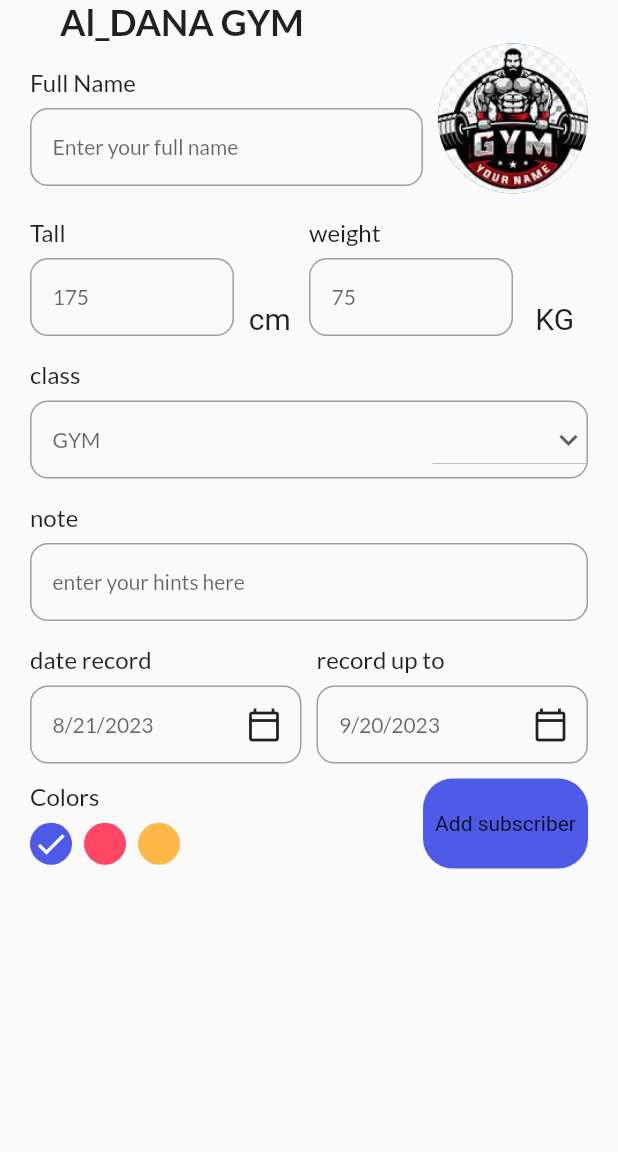
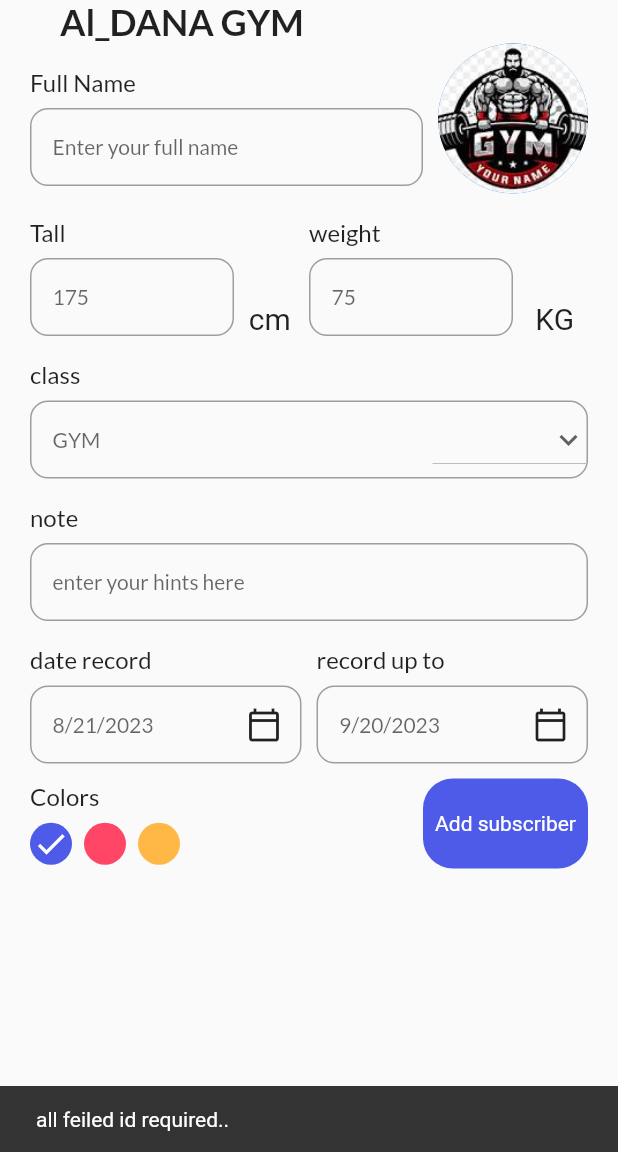
Before and after one commit to MuhammedGhazi/jym_app, a Flutter app: the AddTaskView screen opened by its route, after a tap on "Add subscriber", on a phone screen of 412 x 824 dp, the part 84-1236 px from its top. Run offline on Flutter 3.47's test engine with Material 2 defaults, Android fonts, the phone set to English and light mode, and no system bars; our stand-ins replace date_picker_timeline, flutter_bloc, flutter_local_notifications, get_storage, google_fonts; accounts and stored records are empty.

Commit message:
create validate add subscriber

```diff
--- a/lib/features/presentations/home_page/views/home_page.dart
+++ b/lib/features/presentations/home_page/views/home_page.dart
@@ -79,7 +79,7 @@ class _HomePageState extends State<HomePage> {
             ],
           ),
           MyButton(
-              lable: "add Subscriber",
+              lable: " New subscriber",
               onTap: (() => Navigator.of(context).pushNamed('addTask')))
         ],
       ),
--- a/lib/features/presentations/home_page/views/widgets/add_task_view.dart
+++ b/lib/features/presentations/home_page/views/widgets/add_task_view.dart
@@ -18,6 +18,9 @@ class AddTaskView extends StatefulWidget {
 }
 
 class _AddTaskViewState extends State<AddTaskView> {
+  final TextEditingController _titleController = TextEditingController();
+  final TextEditingController _classController = TextEditingController();
+
   DateTime _selectedDate = DateTime.now();
   DateTime _upToDate = DateTime.now().add(const Duration(days: 30));
   String _selectedClass = "GYM";
@@ -51,15 +54,18 @@ class _AddTaskViewState extends State<AddTaskView> {
               ),
               Row(
                 crossAxisAlignment: CrossAxisAlignment.start,
-                children: const [
+                children: [
                   Expanded(
                     child: InputField(
-                        hint: 'Enter your full name', title: 'Full Name'),
+                      hint: 'Enter your full name',
+                      title: 'Full Name',
+                      controller: _titleController,
+                    ),
                   ),
-                  SizedBox(
+                  const SizedBox(
                     width: 10,
                   ),
-                  CircleAvatar(
+                  const CircleAvatar(
                     backgroundImage:
                         AssetImage("assets/images/jym_profile.jpeg"),
                     radius: 50,
@@ -94,6 +100,7 @@ class _AddTaskViewState extends State<AddTaskView> {
               InputField(
                 hint: _selectedClass,
                 title: 'class',
+                controller: _classController,
                 widget: DropdownButton(
                   icon: const Icon(Icons.keyboard_arrow_down),
                   items:
@@ -150,14 +157,18 @@ class _AddTaskViewState extends State<AddTaskView> {
                   ),
                 ],
               ),
-              SizedBox(
+              const SizedBox(
                 height: 10,
               ),
               Row(
                 mainAxisAlignment: MainAxisAlignment.spaceBetween,
                 children: [
                   _colorPallete(),
-                  MyButton(lable: "Add subscriber", onTap: () {})
+                  MyButton(
+                      lable: "Add subscriber",
+                      onTap: () {
+                        _validateDate();
+                      })
                 ],
               )
             ],
@@ -165,6 +176,17 @@ class _AddTaskViewState extends State<AddTaskView> {
         ),
       ),
     );
+  }
+
+  _validateDate() {
+    if (_titleController.text.isNotEmpty) {
+      //add to database
+
+      Navigator.pop(context);
+    } else {
+      ScaffoldMessenger.of(context).showSnackBar(
+          const SnackBar(content: Text("all feiled id required..")));
+    }
   }
 
   Column _colorPallete() {
@@ -175,7 +197,7 @@ class _AddTaskViewState extends State<AddTaskView> {
           "Colors",
           style: Stylies.titleStyle(),
         ),
-        SizedBox(
+        const SizedBox(
           height: 8,
         ),
         Wrap(
@@ -197,7 +219,7 @@ class _AddTaskViewState extends State<AddTaskView> {
                                 ? pinkClr
                                 : yellowClr,
                         child: _selectedColor == index
-                            ? Icon(
+                            ? const Icon(
                                 Icons.done,
                                 color: Colors.white,
                               )
--- a/lib/features/presentations/home_page/views/widgets/my_button.dart
+++ b/lib/features/presentations/home_page/views/widgets/my_button.dart
@@ -1,5 +1,6 @@
 import 'package:flutter/material.dart';
 import 'package:jym_app/core/constants/constants.dart';
+import 'package:jym_app/core/constants/stylies.dart';
 
 class MyButton extends StatelessWidget {
   const MyButton({super.key, required this.lable, required this.onTap});
@@ -16,7 +17,11 @@ class MyButton extends StatelessWidget {
           borderRadius: BorderRadius.circular(20),
           color: primaryClr,
         ),
-        child: Center(child: Text(lable)),
+        child: Center(
+            child: Text(
+          lable,
+          style: TextStyle(color: Colors.white),
+        )),
       ),
     );
   }
```
